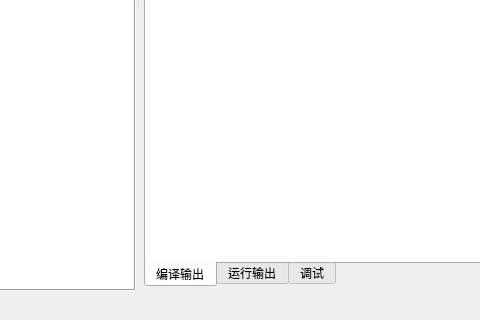
Before: the Qt Designer form src/tools/nide/ui/MainWindow.ui in dliting/nlang, drawn with Qt 5; both pictures show x 127 to 607 and y 353 to 673 of the 874 by 673 pixel window.
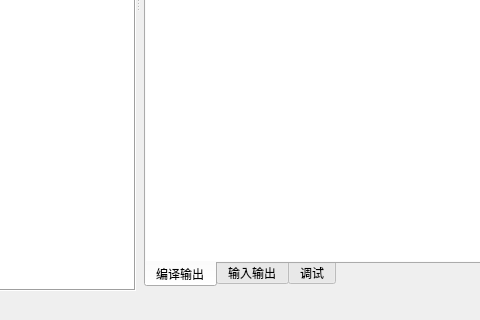
After: the same form once the commit is applied. Icons and pictures are not drawn. Custom widgets are drawn as their Qt base class.

```diff
--- a/src/tools/nide/ui/MainWindow.ui
+++ b/src/tools/nide/ui/MainWindow.ui
@@ -180,7 +180,7 @@
            </widget>
            <widget class="QWidget" name="tabExecuteOut">
             <attribute name="title">
-             <string>运行输出</string>
+             <string>输入输出</string>
             </attribute>
             <layout class="QVBoxLayout" name="verticalLayout_4">
              <property name="spacing">
```
